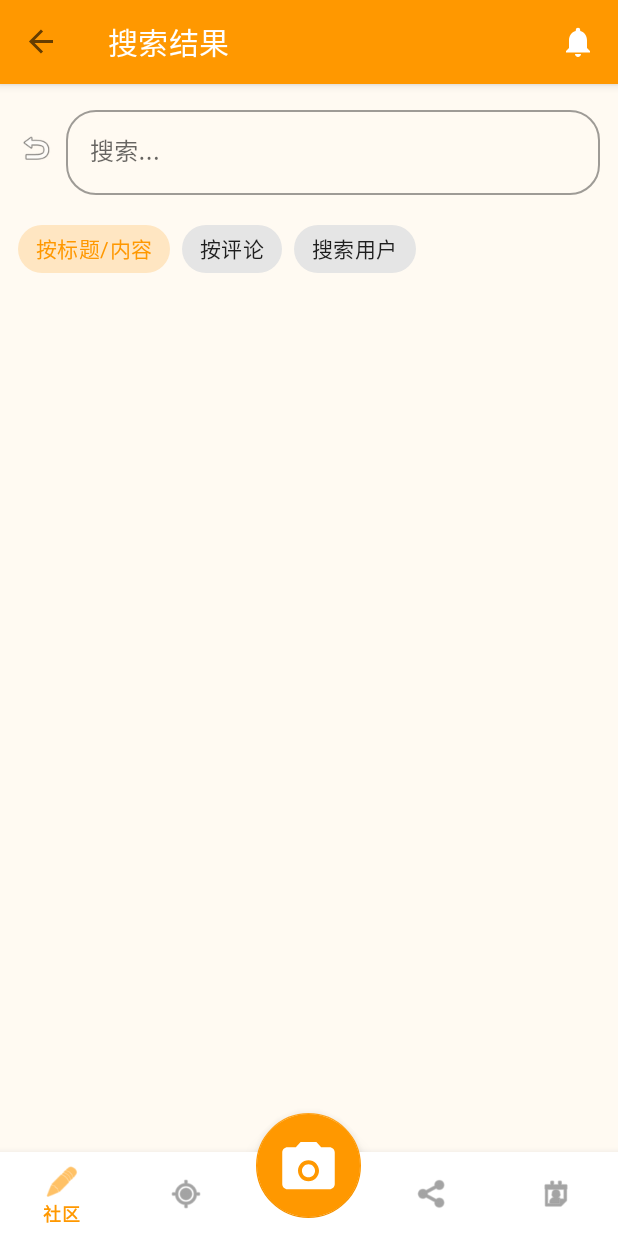
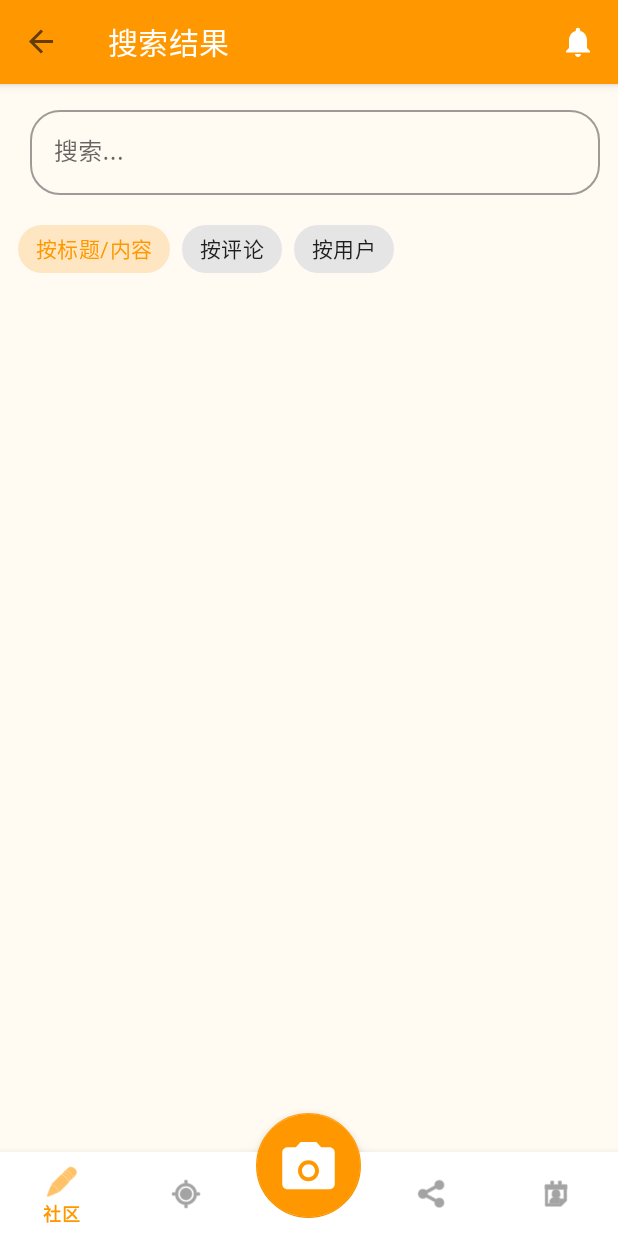
Before and after one commit to BlackCoder0/OurCat_Android, an Android app: the SearchResultFragment screen opened through its navigation route, on a phone screen of 412 x 824 dp. Run offline under Robolectric (Android 15) with nearby library versions, the phone set to English and light mode, and no system bars; our stand-ins replace navigation-ui; libraries missing offline, so code that uses them is left out: com.amap.api; network calls fail; pictures from the network do not load; 38 statements that could not run were skipped.

Commit message:
安全化，和修复了一些bug

```diff
--- a/app/src/main/java/com/ourcat/app/activities/MainActivity.java
+++ b/app/src/main/java/com/ourcat/app/activities/MainActivity.java
@@ -101,6 +101,7 @@ public class MainActivity extends AppCompatActivity {
         AppBarConfiguration appBarConfig = new AppBarConfiguration.Builder(
                 R.id.nav_community, R.id.nav_square, R.id.nav_me).build();
         NavigationUI.setupWithNavController(toolbar, navController, appBarConfig);
+        toolbar.setNavigationIconTint(ContextCompat.getColor(this, android.R.color.white));
 
         if (savedInstanceState == null) {
             mapFragment = new MapFragment();
--- a/app/src/main/java/com/ourcat/app/fragments/SearchResultFragment.java
+++ b/app/src/main/java/com/ourcat/app/fragments/SearchResultFragment.java
@@ -56,7 +56,7 @@ public class SearchResultFragment extends Fragment {
     @Nullable
     @Override
     public View onCreateView(@NonNull LayoutInflater inflater, @Nullable ViewGroup container,
-                             @Nullable Bundle savedInstanceState) {
+            @Nullable Bundle savedInstanceState) {
         View view = inflater.inflate(R.layout.fragment_search_result, container, false);
         etSearch = view.findViewById(R.id.et_search);
         chipGroup = view.findViewById(R.id.chip_group);
@@ -74,6 +74,12 @@ public class SearchResultFragment extends Fragment {
         });
 
         userAdapter = new UserSearchAdapter();
+        userAdapter.setOnUserClickListener(userId -> {
+            Bundle args = new Bundle();
+            args.putLong("userId", userId);
+            NavController nav = Navigation.findNavController(requireView());
+            nav.navigate(R.id.user_profile, args);
+        });
 
         commentAdapter = new MyCommentAdapter();
         commentAdapter.setOnItemClickListener(postId -> {
@@ -90,9 +96,6 @@ public class SearchResultFragment extends Fragment {
             currentQuery = getArguments().getString("query", "");
         }
         etSearch.setText(currentQuery);
-
-        view.findViewById(R.id.btn_back).setOnClickListener(v ->
-                NavHostFragment.findNavController(this).navigateUp());
 
         etSearch.setOnEditorActionListener((v, actionId, event) -> {
             if (actionId == EditorInfo.IME_ACTION_SEARCH) {
@@ -167,7 +170,8 @@ public class SearchResultFragment extends Fragment {
     }
 
     private void doSearch() {
-        if (currentQuery.isEmpty()) return;
+        if (currentQuery.isEmpty())
+            return;
 
         if ("user".equals(currentType)) {
             rvResults.setAdapter(userAdapter);
@@ -182,7 +186,8 @@ public class SearchResultFragment extends Fragment {
                 .enqueue(new Callback<Map<String, Object>>() {
                     @Override
                     public void onResponse(Call<Map<String, Object>> call, Response<Map<String, Object>> response) {
-                        if (!isAdded()) return;
+                        if (!isAdded())
+                            return;
                         if (response.isSuccessful() && response.body() != null) {
                             Object content = response.body().get("content");
                             if (content instanceof List) {
@@ -190,7 +195,8 @@ public class SearchResultFragment extends Fragment {
                                 if ("user".equals(currentType)) {
                                     List<Map<String, Object>> users = new ArrayList<>();
                                     for (Object o : list) {
-                                        if (o instanceof Map) users.add((Map<String, Object>) o);
+                                        if (o instanceof Map)
+                                            users.add((Map<String, Object>) o);
                                     }
                                     cachedUsers = users;
                                     userAdapter.setItems(users);
@@ -198,7 +204,8 @@ public class SearchResultFragment extends Fragment {
                                 } else if ("comment".equals(currentType)) {
                                     List<Map<String, Object>> comments = new ArrayList<>();
                                     for (Object o : list) {
-                                        if (o instanceof Map) comments.add((Map<String, Object>) o);
+                                        if (o instanceof Map)
+                                            comments.add((Map<String, Object>) o);
                                     }
                                     cachedComments = comments;
                                     commentAdapter.setItems(comments);
@@ -220,7 +227,8 @@ public class SearchResultFragment extends Fragment {
 
                     @Override
                     public void onFailure(Call<Map<String, Object>> call, Throwable t) {
-                        if (!isAdded()) return;
+                        if (!isAdded())
+                            return;
                         Toast.makeText(requireContext(), "搜索失败", Toast.LENGTH_SHORT).show();
                     }
                 });
--- a/app/src/main/res/layout/activity_main.xml
+++ b/app/src/main/res/layout/activity_main.xml
@@ -16,6 +16,7 @@
             android:layout_width="match_parent"
             android:layout_height="?attr/actionBarSize"
             app:titleTextColor="@android:color/white"
+            app:navigationIconTint="@android:color/white"
             app:title="@string/title_community" />
     </com.google.android.material.appbar.AppBarLayout>
 
--- a/app/src/main/res/layout/fragment_search_result.xml
+++ b/app/src/main/res/layout/fragment_search_result.xml
@@ -13,12 +13,6 @@
         android:gravity="center_vertical"
         android:padding="12dp">
 
-        <ImageView
-            android:id="@+id/btn_back"
-            android:layout_width="24dp"
-            android:layout_height="24dp"
-            android:src="@android:drawable/ic_menu_revert"
-            android:contentDescription="返回" />
 
         <com.google.android.material.textfield.TextInputLayout
             android:layout_width="0dp"
@@ -71,7 +65,7 @@
             style="@style/Widget.MaterialComponents.Chip.Choice"
             android:layout_width="wrap_content"
             android:layout_height="wrap_content"
-            android:text="搜索用户" />
+            android:text="按用户" />
     </com.google.android.material.chip.ChipGroup>
 
     <androidx.recyclerview.widget.RecyclerView
--- a/app/src/main/res/layout/item_user_search.xml
+++ b/app/src/main/res/layout/item_user_search.xml
@@ -20,7 +20,6 @@
             android:layout_width="40dp"
             android:layout_height="40dp"
             android:scaleType="centerCrop"
-            android:background="@color/secondary"
             android:contentDescription="头像" />
 
         <LinearLayout
```
Also changed, not shown: app/build.gradle (+11 -1 lines), app/src/main/java/com/ourcat/app/adapters/UserSearchAdapter.java (+39 -0 lines), app/src/main/java/com/ourcat/app/utils/RetrofitHelper.java (+6 -5 lines).
